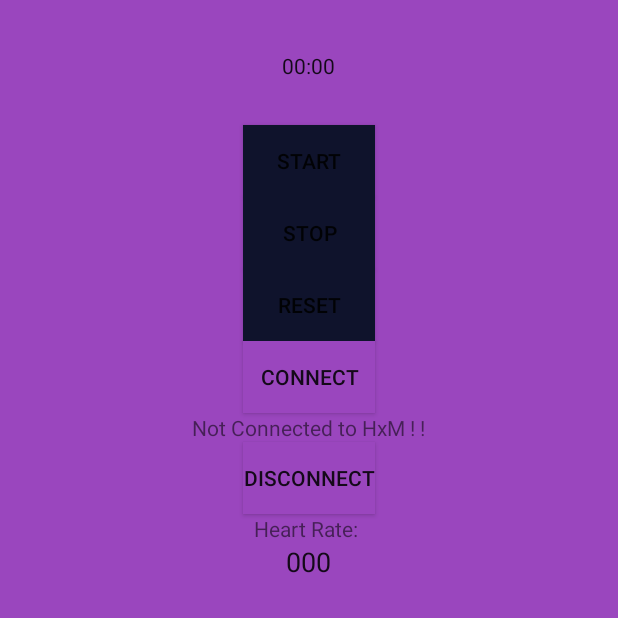
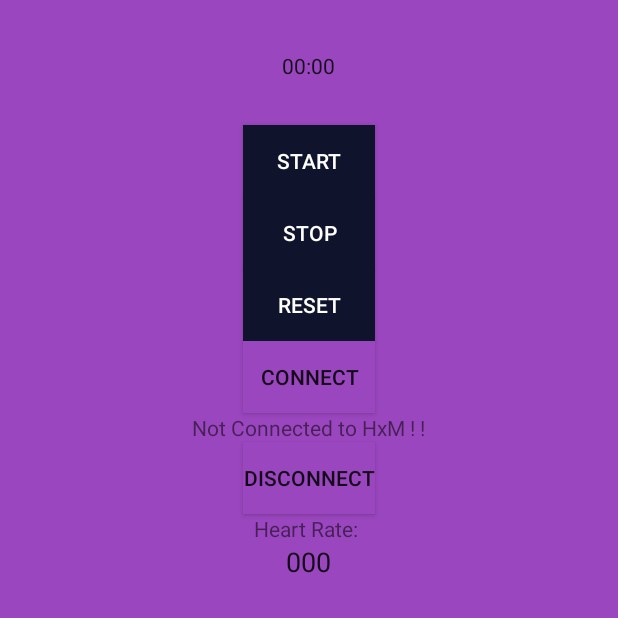
Before and after one commit to Scabandari/ConcussionApp, an Android app: the Chronometer_Heart_Rate_Activity screen opened directly, with no data from a screen before it, on a phone screen of 412 x 824 dp, the top half of it. Run offline under Robolectric (Android 15) with nearby library versions, the phone set to English and light mode, and no system bars.

Commit message:
just commiting so that i can pull recent changes from master on github

```diff
--- a/app/src/main/res/layout/activity_chronometer__heart__rate_.xml
+++ b/app/src/main/res/layout/activity_chronometer__heart__rate_.xml
@@ -17,6 +17,7 @@
         android:layout_width="wrap_content"
         android:layout_height="wrap_content"
         android:text="@string/startChronometer"
+        android:textColor="#ffffff"
         android:background="@color/colorPrimaryDark">
         <requestFocus />
     </Button>
@@ -25,6 +26,7 @@
         android:layout_width="wrap_content"
         android:layout_height="wrap_content"
         android:text="@string/stopChronometer"
+        android:textColor="#ffffff"
         android:background="@color/colorPrimaryDark">
     </Button>
 
@@ -32,6 +34,7 @@
         android:layout_width="wrap_content"
         android:layout_height="wrap_content"
         android:text="@string/resetChronometer"
+        android:textColor="#ffffff"
         android:background="@color/colorPrimaryDark">
     </Button>
     <Button
```
